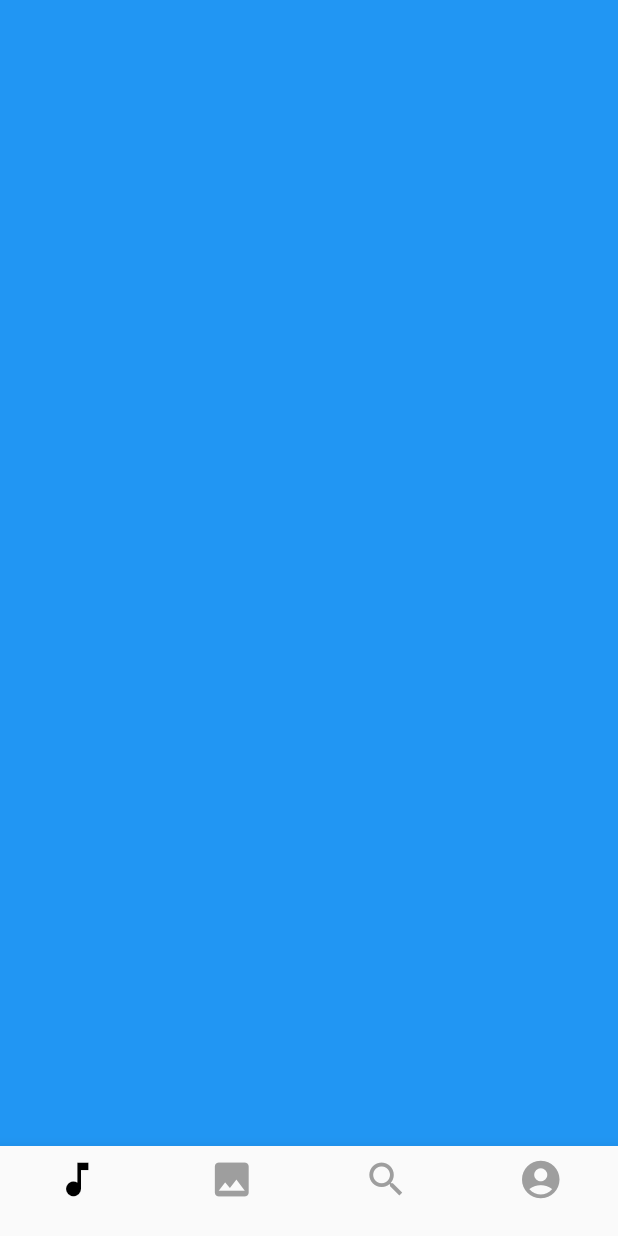
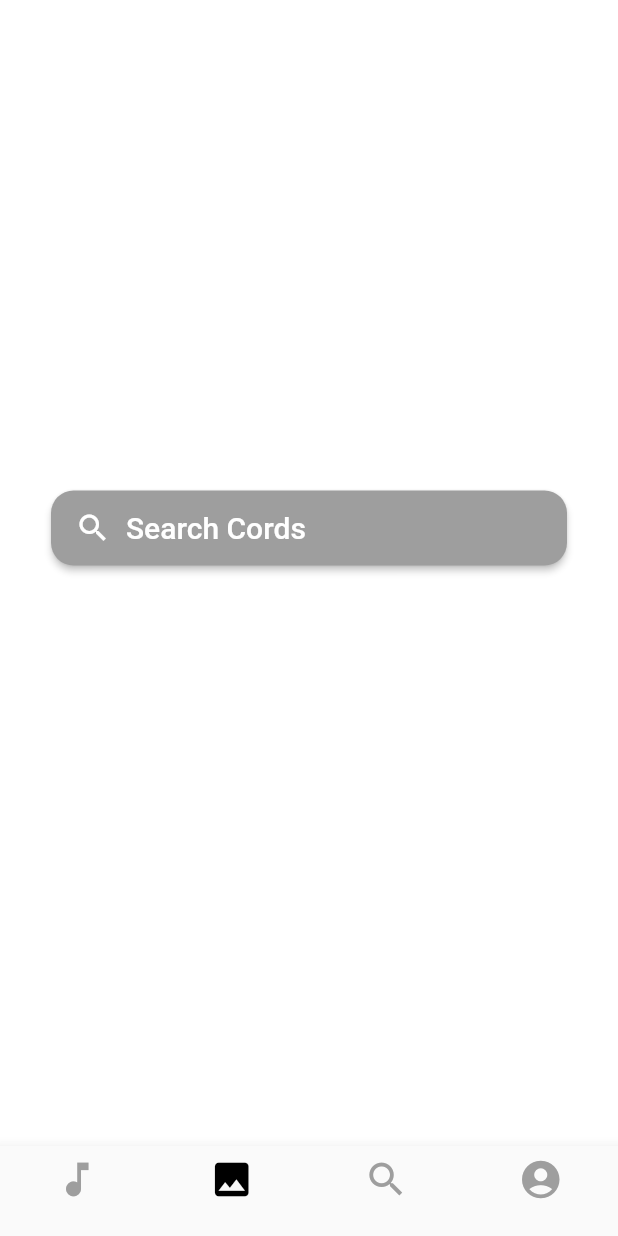
Before and after one commit to Knightmare2X/Knightmare2X, a Flutter app: the NavBar screen opened directly, swiped to page 3, on a phone screen of 412 x 824 dp. Run offline on Flutter 3.47's test engine with Material 2 defaults, Android fonts, the phone set to English and light mode, and no system bars; our stand-ins replace cloud_firestore, firebase_auth, firebase_core, flutter_secure_storage, google_sign_in; accounts and stored records are empty.

Commit message:
all the changes done here are to show the latest work done by concord

```diff
--- a/lib/main.dart
+++ b/lib/main.dart
@@ -1,7 +1,6 @@
 import 'package:concord/auth/auth.dart';
-import 'package:concord/screens/explore_screen.dart';
+import 'package:concord/screens/login_screen.dart';
 import 'package:concord/screens/nav_bar.dart';
-import 'package:concord/screens/login_screen.dart';
 import 'package:concord/utils/theme.dart';
 import 'package:firebase_core/firebase_core.dart';
 import 'package:flutter/material.dart';
@@ -24,7 +23,7 @@ class MyApp extends StatefulWidget {
 }
 
 class _MyAppState extends State<MyApp> {
-  Widget currentPage = LoginScreen();
+  Widget currentPage = const LoginScreen();
 
   @override
   void initState() {
@@ -37,7 +36,7 @@ class _MyAppState extends State<MyApp> {
     String? token = await getToken();
     if(token!=null){
       setState(() {
-        currentPage = NavBar();
+        currentPage = const NavBar();
       });
     }
   }
--- a/lib/screens/music_screen.dart
+++ b/lib/screens/music_screen.dart
@@ -22,7 +22,8 @@ class _MusicScreenState extends State<MusicScreen> {
   Widget build(BuildContext context) {
     return Scaffold(
         // implement the massonry layout
-        body: MasonryGridView.count(
+        body: SafeArea(
+      child: MasonryGridView.count(
         itemCount: _items.length,
         padding: const EdgeInsets.symmetric(vertical: 30, horizontal: 10),
         // the number of columns
@@ -46,6 +47,7 @@ class _MusicScreenState extends State<MusicScreen> {
             ),
           );
         },
+      ),
     ));
   }
 }
--- a/lib/screens/nav_bar.dart
+++ b/lib/screens/nav_bar.dart
@@ -1,6 +1,6 @@
 import 'package:concord/screens/explore_screen.dart';
 import 'package:concord/screens/music_screen.dart';
-import 'package:concord/utils/theme.dart';
+import 'package:concord/screens/search_screen.dart';
 import 'package:flutter/material.dart';
 
 class NavBar extends StatefulWidget {
@@ -11,35 +11,36 @@ class NavBar extends StatefulWidget {
 }
 
 class _NavBarState extends State<NavBar> {
-  int _selectedIndex = 0;
+  int _selectedIndex = 1;
   PageController pageController = PageController();
 
-  void onTapped(int index){
+  void onTapped(int index) {
     setState(() {
       _selectedIndex = index;
     });
-   pageController.animateToPage(index,duration: Duration(milliseconds: 300),curve: Curves.easeIn);
+    pageController.animateToPage(index,
+        duration: const Duration(milliseconds: 300), curve: Curves.easeIn);
   }
 
   @override
   Widget build(BuildContext context) {
     return Scaffold(
       body: PageView(
-        physics: NeverScrollableScrollPhysics(),
+        physics: const NeverScrollableScrollPhysics(),
         children: [
-          MusicScreen(),
-          ExploreScreen(),
-          Container(color: Colors.blue),
+          const MusicScreen(),
+          const ExploreScreen(),
+          const SearchScreen(),
           Container(color: Colors.green),
         ],
         controller: pageController,
       ),
-      bottomNavigationBar:
-          BottomNavigationBar(items: const <BottomNavigationBarItem>[
-          BottomNavigationBarItem(icon: Icon(Icons.music_note),label: ''),
-          BottomNavigationBarItem(icon: Icon(Icons.image),label: ''),
-          BottomNavigationBarItem(icon: Icon(Icons.search),label: ''),
-          BottomNavigationBarItem(icon: Icon(Icons.account_circle),label: ''),
+      bottomNavigationBar: BottomNavigationBar(
+        items: const <BottomNavigationBarItem>[
+          BottomNavigationBarItem(icon: Icon(Icons.music_note), label: ''),
+          BottomNavigationBarItem(icon: Icon(Icons.image), label: ''),
+          BottomNavigationBarItem(icon: Icon(Icons.search), label: ''),
+          BottomNavigationBarItem(icon: Icon(Icons.account_circle), label: ''),
         ],
         currentIndex: _selectedIndex,
         unselectedItemColor: Colors.grey,
--- /dev/null
+++ b/lib/screens/search_screen.dart
@@ -0,0 +1,182 @@
+import 'package:flutter/material.dart';
+import 'package:flutter_staggered_grid_view/flutter_staggered_grid_view.dart';
+import 'dart:math';
+import 'package:cloud_firestore/cloud_firestore.dart';
+
+class SearchScreen extends StatefulWidget{
+
+  const SearchScreen({Key? key}) : super(key: key);
+
+  @override
+  _SearchScreenState createState() => _SearchScreenState();
+}
+
+class _SearchScreenState extends State<SearchScreen>{
+
+  @override
+  Widget build(BuildContext context){
+    return Scaffold(
+
+      body: Container(
+        padding: const EdgeInsets.symmetric(horizontal: 34),
+        width: double.infinity,
+        child: Column(
+          crossAxisAlignment: CrossAxisAlignment.center,
+          mainAxisAlignment: MainAxisAlignment.start,
+          children: [
+
+              //search text
+              const SizedBox(
+                height: 200,
+              ),
+              const Text(
+                'Search',
+                textAlign: TextAlign.center,
+                style: TextStyle(
+                  color: Colors.white,
+                  fontSize: 40,
+                ),
+              ),
+
+
+
+
+              // search button
+              const SizedBox(
+                height: 80,
+              ),
+
+          ElevatedButton(
+            style: ElevatedButton.styleFrom(
+                  primary: Colors.grey,
+                  minimumSize: const Size.fromHeight(50),
+                  // padding: const EdgeInsets.symmetric(vertical: 10, horizontal: 88),
+                  shape: const RoundedRectangleBorder(
+                    borderRadius: BorderRadius.all(Radius.circular(15)),
+                  ),
+                ),
+
+            //Press
+            onPressed: () {
+              showSearch(context: context, delegate: DataSearch());
+            },
+
+            child: Container(
+              padding: const EdgeInsets.only(top: 10.0, bottom: 10 ),
+              child:Row(
+                children: [
+                  const Align(
+                    alignment: Alignment.centerLeft,
+                    child: Icon(Icons.search)
+                  ),
+                  Container(
+                    margin: const EdgeInsets.only( left: 10.0 ),
+                    child: const Text(
+                      "Search Cords",
+                      style: TextStyle( fontSize: 20.0),
+                    )
+                  )
+                ],
+              ),
+            ),
+
+          ),
+            // drawer: Drawer(),
+          ],
+
+        ),
+
+      ),
+
+    );
+  }
+}
+
+class DataSearch extends SearchDelegate {
+  final CollectionReference _firebaseFirestore =
+      FirebaseFirestore.instance.collection("users");
+
+  @override
+  List<Widget> buildActions(BuildContext context) {
+    return <Widget>[
+  IconButton(
+    icon: const Icon(Icons.close),
+    onPressed: () {
+      query = "";
+    },
+  ),
+    ];
+  }
+
+  @override
+  Widget buildLeading(BuildContext context) {
+    return IconButton(
+      icon: const Icon(Icons.arrow_back),
+      onPressed: () {
+        Navigator.of(context).pop();
+      },
+    );
+  }
+
+  @override
+  Widget buildResults(BuildContext context){
+    return StreamBuilder<QuerySnapshot>(
+      stream: _firebaseFirestore.snapshots().asBroadcastStream(),
+      builder: (BuildContext context, AsyncSnapshot<QuerySnapshot> snapshot) {
+        if(!snapshot.hasData){
+          return const Center(child: CircularProgressIndicator());
+        }
+        else{
+          if (snapshot.data!.docs
+          .where((QueryDocumentSnapshot<Object?> element) => element['username']
+              .toString()
+          .toLowerCase()
+          .contains(query.toLowerCase()))
+            .isEmpty) {
+            return const Center(
+              child: Text("No results found"),
+            );
+          }
+          else
+            {
+              return ListView(children: [
+                ...snapshot.data!.docs
+                .where((QueryDocumentSnapshot<Object?> element) =>
+        element['username']
+        .toString()
+        .toLowerCase()
+        .contains(query.toLowerCase()))
+                .map((QueryDocumentSnapshot<Object?> data) {
+                  final String username = data.get('username');
+                  final String image = data['photoUrl'];
+                  final String name = data['name'];
+
+                  return ListTile(
+                    //Tapping result
+                    onTap: () {
+                      // Navigator.push(
+                      //   context,
+                      //   MaterialPageRoute(
+                      //     builder: (context) => DetailsPage(data: data,)
+                      //   )
+                      // );
+                    },
+                    title: Text(username),
+                    leading: CircleAvatar(
+                      backgroundImage: NetworkImage(image),
+                    ),
+                      subtitle: Text(name),
+                  );
+                })
+              ]);
+            }
+        }
+      }
+    );
+  }
+
+  @override
+  Widget buildSuggestions(BuildContext context){
+    return const Center(child: Text("Search anything here"));
+  }
+}
--- a/pubspec.yaml
+++ b/pubspec.yaml
@@ -37,7 +37,11 @@ flutter:
 
   assets:
     - assets/images/
+    - assets/icons/
   fonts:
     - family: Pacifico
       fonts:
         - asset: fonts/Pacifico-Regular.ttf
+    - family: Josefin
+      fonts:
+        - asset: fonts/JosefinSans-Regular.ttf
```
Also changed, not shown: lib/screens/explore_screen.dart (+22 -39 lines), lib/screens/login_screen.dart (+3 -4 lines), assets/icons/icon_app.png (renamed from assets/images/icon_app.png), assets/icons/icon_apple.png (renamed from assets/images/icon_apple.png), assets/icons/icon_google.png (renamed from assets/images/icon_google.png), assets/icons/icon_white.png (renamed from assets/images/icon_white.png), assets/images/pic1.jpg (added), assets/images/pic2.jpg (added), assets/images/pic3.jpg (added), fonts/JosefinSans-Regular.ttf (added), lib/model/grid_view_model.dart (added). Lines whose indentation alone changed are shown as unchanged.
